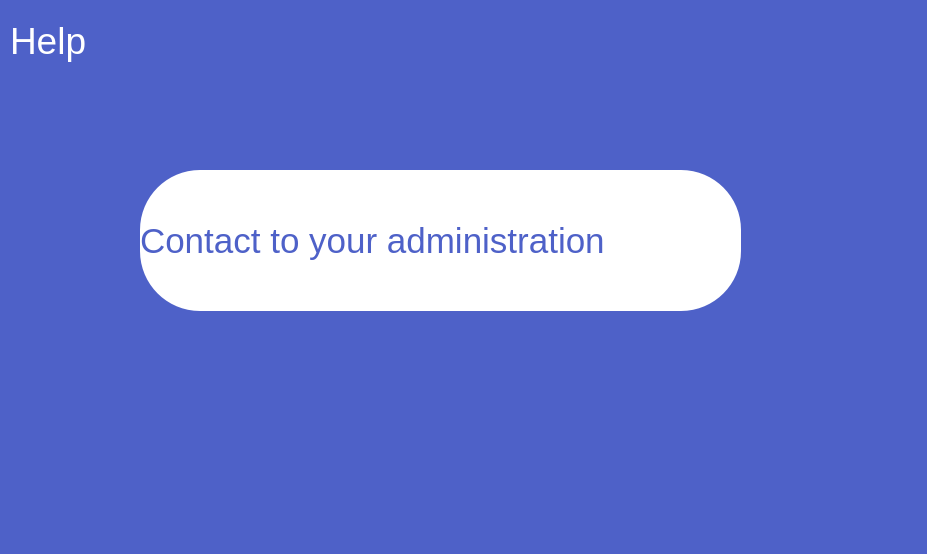
Above: helppage.ui from b33-b3k/routine-management-system before the change. Below: the same form after it.
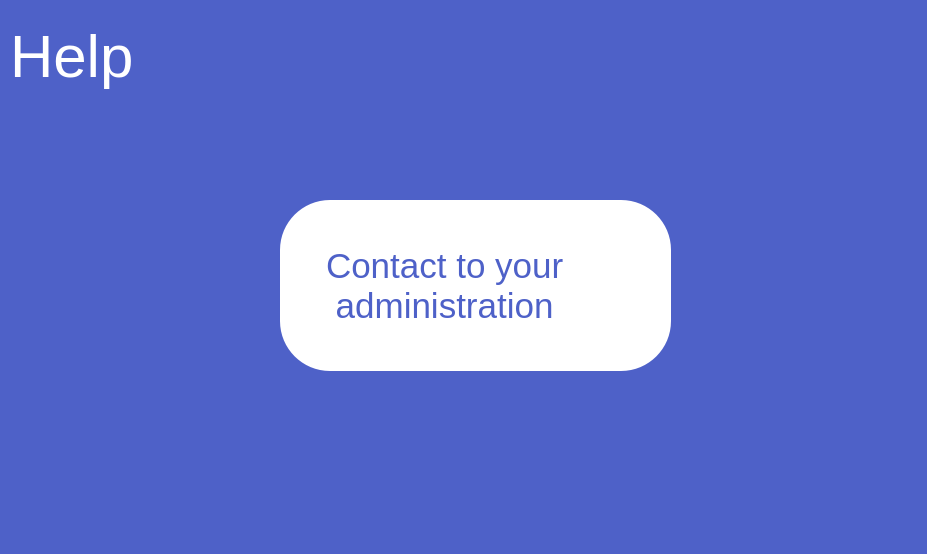
That is the form after the change.

The edit to the form file:
```diff
--- a/helppage.ui
+++ b/helppage.ui
@@ -20,19 +20,19 @@
    <property name="geometry">
     <rect>
      <x>10</x>
-     <y>0</y>
-     <width>101</width>
-     <height>81</height>
+     <y>10</y>
+     <width>131</width>
+     <height>91</height>
     </rect>
    </property>
    <property name="font">
     <font>
-     <pointsize>28</pointsize>
+     <pointsize>-1</pointsize>
     </font>
    </property>
    <property name="styleSheet">
-    <string notr="true">
-color: white
+    <string notr="true">font-size:60px;
+color: white;
 
 </string>
    </property>
@@ -43,10 +43,10 @@
   <widget class="QLabel" name="label_2">
    <property name="geometry">
     <rect>
-     <x>140</x>
-     <y>170</y>
-     <width>601</width>
-     <height>141</height>
+     <x>280</x>
+     <y>200</y>
+     <width>391</width>
+     <height>171</height>
     </rect>
    </property>
    <property name="font">
@@ -57,10 +57,12 @@
    <property name="styleSheet">
     <string notr="true">background-color:white;
 color: rgb(78, 97, 200);
-border-radius:60px;</string>
+border-radius:50px;
+padding:auto;</string>
    </property>
    <property name="text">
-    <string>Contact to your administration</string>
+    <string>Contact to your
+ administration</string>
    </property>
   </widget>
  </widget>
```
Left out of the diff: 4 changed lines with no effect on the pictures.
